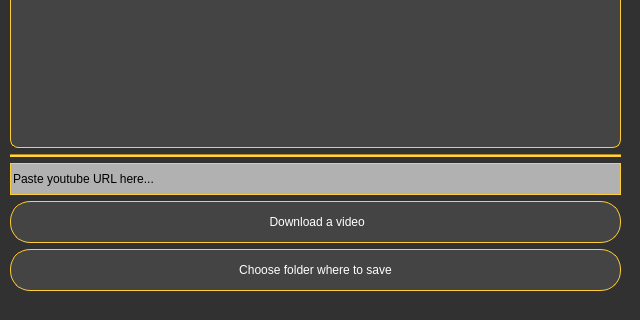
This is YTWindow.ui in T-Damer/py-qt-youtube-downloader as Qt 5 draws it before an edit; both pictures show x 0 to 640 and y 160 to 480 of the 640 by 480 pixel window. The edited form follows.
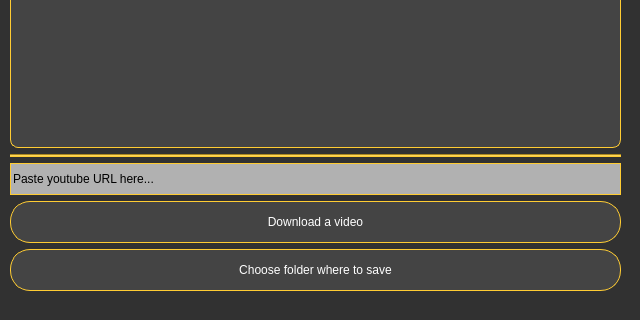
This is the edited form. Icons and pictures are not drawn.

The edit to the form file:
```diff
--- a/YTWindow.ui
+++ b/YTWindow.ui
@@ -150,7 +150,7 @@
         <locale language="English" country="UnitedStates"/>
        </property>
        <property name="text">
-        <string> Download a video</string>
+        <string>Download a video</string>
        </property>
       </widget>
      </item>
```
